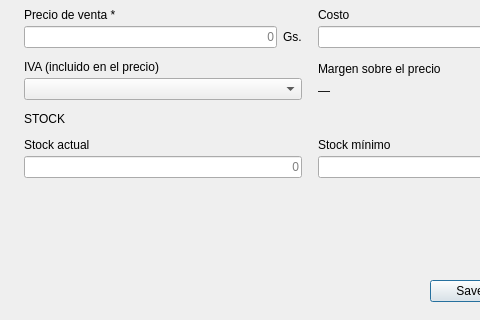
Above: src/modules/inventory_manager/additemdialog.ui from Ing-chuck/Aguara_POS before the change; both pictures show x 0 to 480 and y 240 to 560 of the 620 by 560 pixel window. Below: the same form after it.
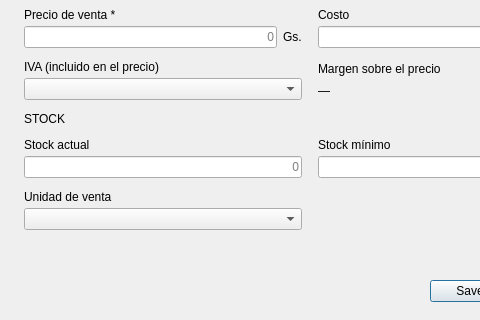
That is the form after the change.

The edit to the form file:
```diff
--- a/src/modules/inventory_manager/additemdialog.ui
+++ b/src/modules/inventory_manager/additemdialog.ui
@@ -456,6 +456,13 @@
        </item>
       </layout>
      </item>
+<item row="8" column="0" colspan="1">
+<layout class="QVBoxLayout" name="unitLayout">
+<property name="spacing"><number>4</number></property>
+<item><widget class="QLabel" name="label_unit"><property name="text"><string>Unidad de venta</string></property><property name="buddy"><cstring>comboBox_unit</cstring></property></widget></item>
+<item><widget class="QComboBox" name="comboBox_unit"/></item>
+</layout>
+</item>
     </layout>
    </item>
    
```
